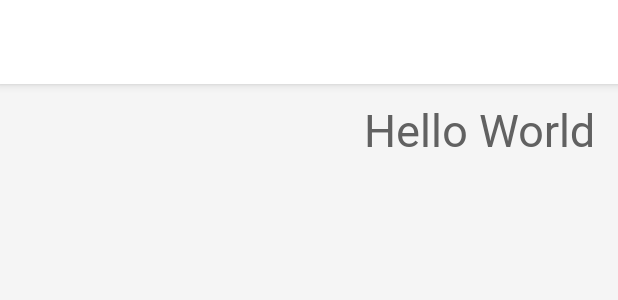
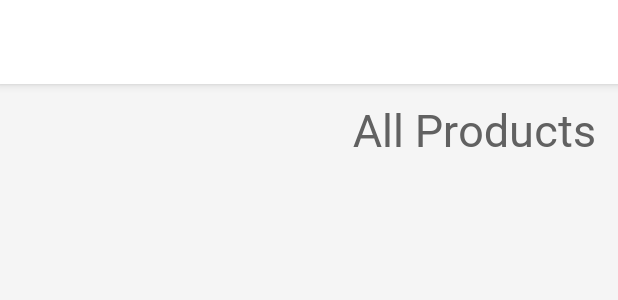
Before and after one commit to jeyymsantos/mineditse-android, an Android app: the layout activity_customer_homepage.xml on its own in the app's theme, with its tools: preview values and no code run, on a phone screen of 412 x 824 dp. Shown: the top 300 px of the screen. Run offline under Robolectric (Android 15) with nearby library versions, the phone set to English and light mode, and no system bars; network calls fail.

Commit message:
Updated "Hello World" to "All Products"

```diff
--- a/app/src/main/res/layout/activity_customer_homepage.xml
+++ b/app/src/main/res/layout/activity_customer_homepage.xml
@@ -42,7 +42,7 @@
                 android:textSize="30dp"
                 android:textAlignment="textEnd"
                 android:textColor="@color/dark_gray"
-                android:text="Hello World"/>
+                android:text="All Products"/>
 
             <androidx.recyclerview.widget.RecyclerView
                 android:id="@+id/home_recyclerView"
```
